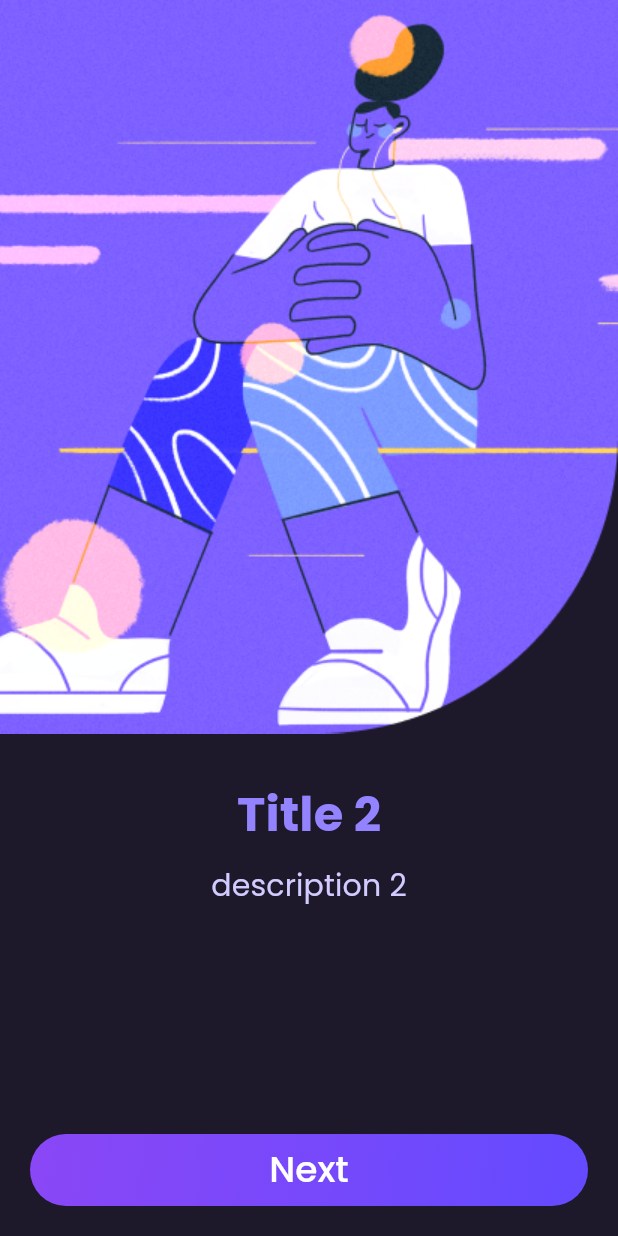
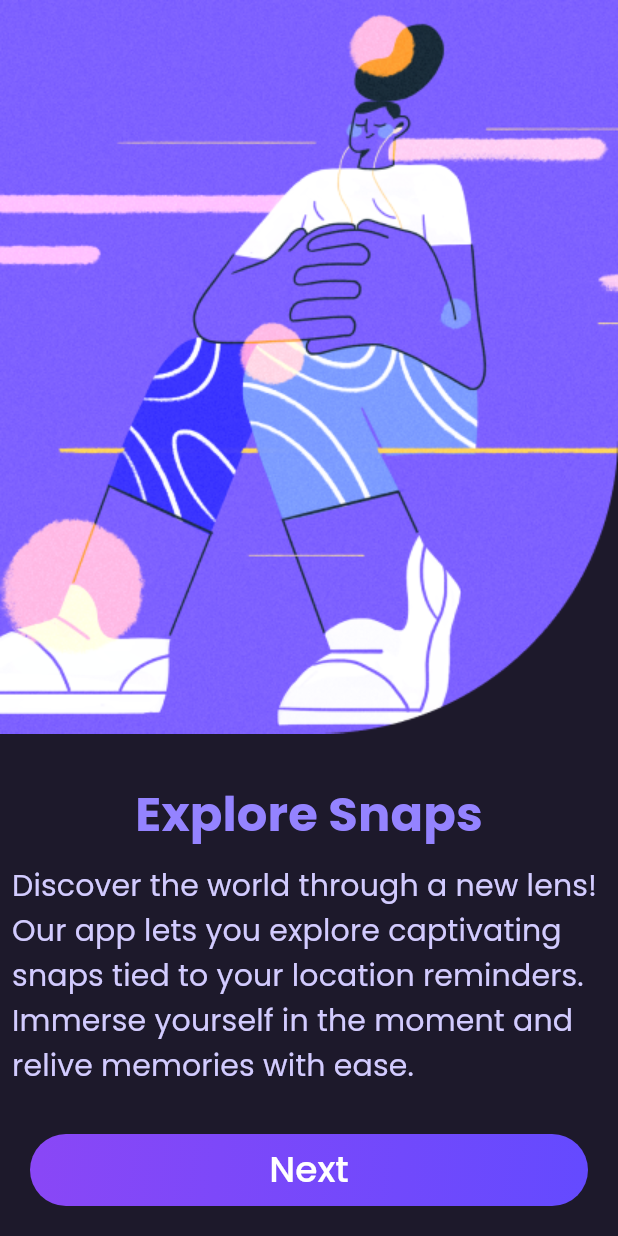
Before and after one commit to rojen11/kuhackfest2023, a Flutter app: the screen it shows after launch, after a tap on "Next", on a phone screen of 412 x 824 dp. Run offline on Flutter 3.47's test engine with Material 2 defaults, Android fonts, the phone set to English and light mode, and no system bars; our stand-ins replace awesome_notifications, bloc, camera, equatable, flutter_bloc, flutter_dotenv and 8 more; missing offline and left inert: auth0_flutter, flutter_background_service; accounts and stored records are empty.

```diff
--- a/application/lib/main.dart
+++ b/application/lib/main.dart
@@ -6,6 +6,8 @@ import 'package:flutter_dotenv/flutter_dotenv.dart';
 
 void main() async {
   await dotenv.load(fileName: ".env");
+  WidgetsFlutterBinding.ensureInitialized();
+
   runApp(
     OnboardingInit(),
   );
@@ -19,28 +21,27 @@ class OnboardingInit extends StatelessWidget {
   @override
   Widget build(BuildContext context) {
     return Onboarding(
-      title: "Title 1",
-      description: "description 1",
+      title: "Location Reminder",
+      description: "Our app empowers you to effortlessly set location reminders. Never forget important tasks again; get notified when you're in the right place with our intuitive location reminder feature. ",
       onNext: (context) {
         Navigator.push(
           context,
           MaterialPageRoute(
             builder: (context) => Onboarding(
-              title: "Title 2",
-              description: "description 2",
+              title: "Explore Snaps",
+              description: "Discover the world through a new lens! Our app lets you explore captivating snaps tied to your location reminders. Immerse yourself in the moment and relive memories with ease.",
               onNext: (context) {
                 Navigator.push(
                   context,
                   MaterialPageRoute(
                     builder: (context) => Onboarding(
-                      title: "title 3",
-                      description: "Description 3",
+                      title: "Experience",
+                      description: "Experience endless fun and excitement while exploring our app! Dive into a world of captivating content, interactive features, and surprises that will keep you entertained.",
                       onNext: (context) {
                         Navigator.pushAndRemoveUntil(
                             context,
                             MaterialPageRoute(
-                              builder: (context) => const LoginView()
-                            ),
+                                builder: (context) => const LoginView()),
                             (route) => false);
                       },
                     ),
```
Also changed, not shown: application/lib/map/presentation/views/list_task_view/list_task_view.dart (+46 -17 lines), 1 other file.
